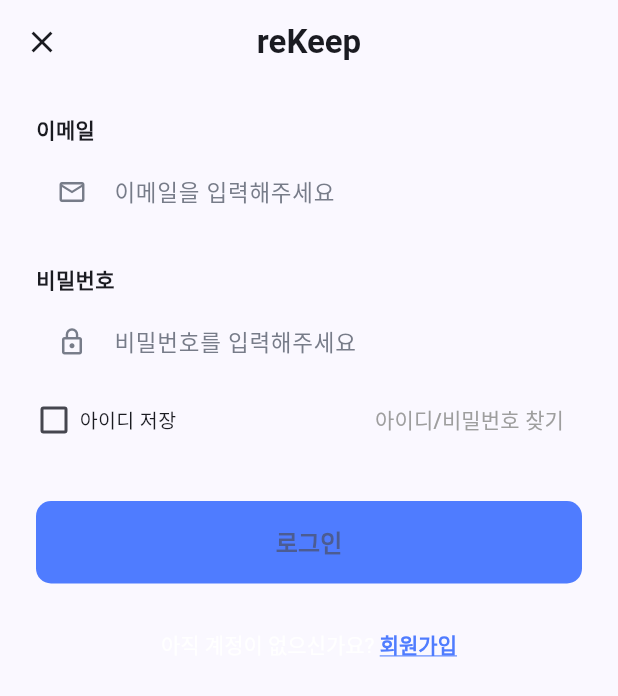
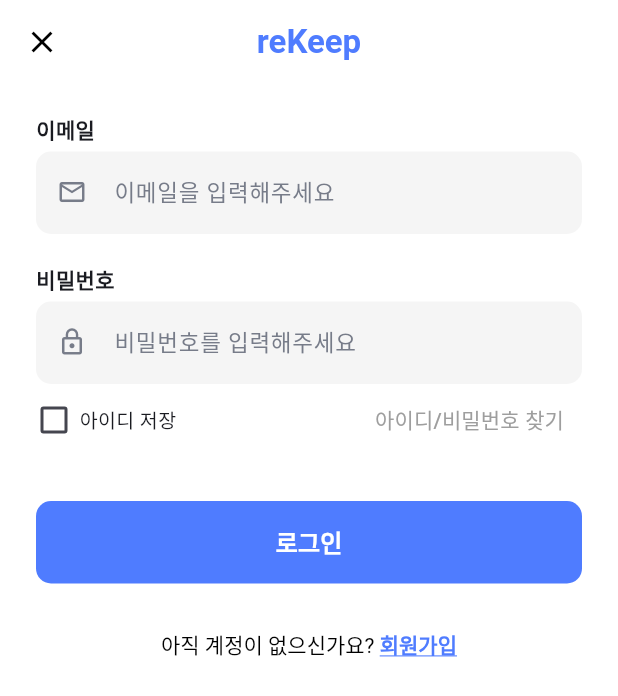
Before and after one commit to jhyunbaee/reKeep_Application, a Flutter app: the Login screen opened directly, on a phone screen of 412 x 824 dp. Shown: the top 696 px of the screen. Run offline on Flutter 3.47's test engine with Material 3 defaults, Android fonts, the phone set to English and light mode, and no system bars; our stand-ins replace cloud_firestore, csv, firebase_auth, firebase_core, font_awesome_flutter, image_picker and 2 more; missing offline and left inert: google_mlkit_text_recognition; accounts and stored records are empty.

Commit message:
feat: Theme 및 Color, Sized 컴포넌트 구현

```diff
--- a/lib/constants/colors.dart
+++ b/lib/constants/colors.dart
@@ -2,20 +2,31 @@
 
 class AppColors {
   static const primary = Color(0xFF4F7CFF);
-  static const primaryLight = Color(0x804F7BFF);
-  static const primaryLightv2 = Color(0xFFF5F7FF);
-  static const grey = Color(0xFF9E9E9E);
+  static const primaryLight = Color(0xFFF5F7FF);
   static const secondary = Color(0xFF777C89);
-  static const secondaryLight = Color(0x1A777C89);
-  static const borderColor = Color(0x33777C89);
-  static const textPrimary = Color(0xFF000000);
-  static const background = Color(0xFFFFFFFF);
   static const fieldColor = Color(0xFFF2F3F7);
-  static const fieldTextColor = Color(0xFFA8A8AA);
   static const pointColor = Color(0xFFFF6B6B);
 
+  static const borderColor = Color.fromRGBO(119, 124, 137, 0.1);
   static const dividerColor = Color(0xFFF5F5F5);
 
-  static const darkBackground = Color(0xFF121212);
-  static const darkSurface = Color(0xFF1E1E1E);
+  static Color background(BuildContext context) =>
+      Theme.of(context).brightness == Brightness.dark
+      ? const Color(0xFF16171E)
+      : Colors.white;
+
+  static Color textPrimary(BuildContext context) =>
+      Theme.of(context).brightness == Brightness.dark
+      ? Colors.white
+      : Colors.black;
+
+  static Color cardBackground(BuildContext context) =>
+      Theme.of(context).brightness == Brightness.dark
+      ? const Color(0xFF252932)
+      : const Color(0xFFF5F5F5); // fieldColor
+
+  static Color divider(BuildContext context) =>
+      Theme.of(context).brightness == Brightness.dark
+      ? const Color(0xFF252932)
+      : const Color(0xFFF5F5F5); // dividerColor
 }
--- a/lib/constants/sized.dart
+++ b/lib/constants/sized.dart
@@ -1,10 +1,8 @@
 import 'package:flutter/material.dart';
 
 class AppLayout {
-  // 앱 전체 공통 좌우 패딩 값
   static const double horizontalPadding = 24.0;
 
-  // 패딩 객체로 만들어두면 더 쓰기 편함
   static const EdgeInsets defaultPadding = EdgeInsets.symmetric(
     horizontal: horizontalPadding,
   );
```
Also changed, not shown: lib/theme_provider.dart (added, +47 -0 lines), lib/theme_setting.dart (added, +103 -0 lines).
